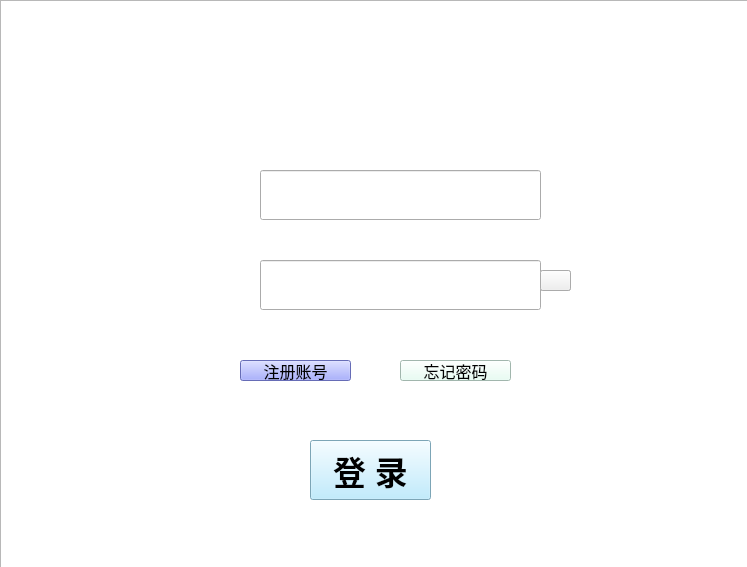
Qt form SignUp/denglu.ui (overji/EMS_SJTU_Innovation) before a commit.
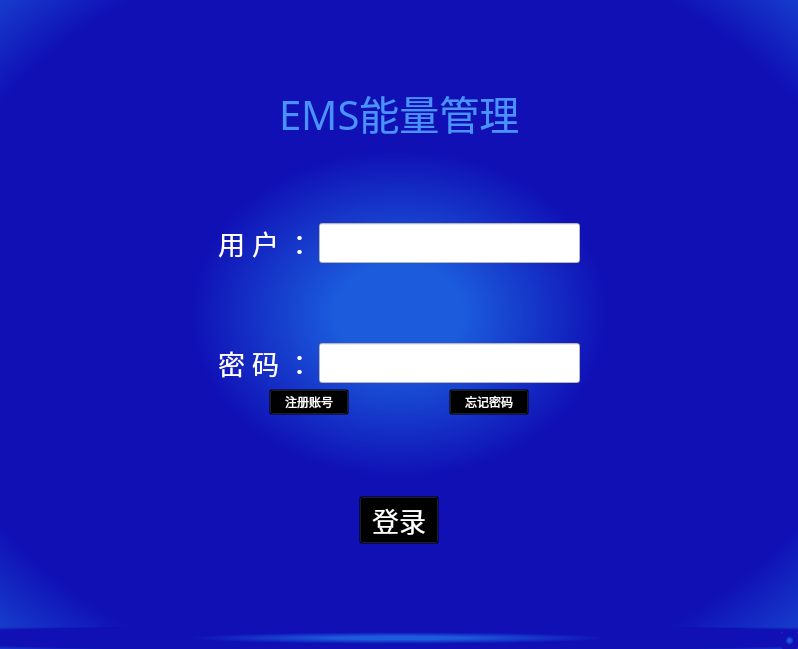
The same form after that commit. Icons and pictures are not drawn.

Commit message: 更新了登录界面

```diff
--- a/SignUp/denglu.ui
+++ b/SignUp/denglu.ui
@@ -6,14 +6,20 @@
    <rect>
     <x>0</x>
     <y>0</y>
-    <width>747</width>
-    <height>567</height>
+    <width>798</width>
+    <height>649</height>
    </rect>
   </property>
+  <property name="sizePolicy">
+   <sizepolicy hsizetype="Preferred" vsizetype="Preferred">
+    <horstretch>0</horstretch>
+    <verstretch>0</verstretch>
+   </sizepolicy>
+  </property>
   <property name="font">
    <font>
-    <family>HONOR Sans Design Thin</family>
-    <stylestrategy>PreferAntialias</stylestrategy>
+    <family>微软雅黑</family>
+    <pointsize>20</pointsize>
    </font>
   </property>
   <property name="windowTitle">
@@ -24,270 +30,407 @@
     <normaloff>:/新前缀/1.jpg</normaloff>:/新前缀/1.jpg</iconset>
   </property>
   <property name="styleSheet">
-   <string notr="true"/>
+   <string notr="true">background-color:qradialgradient(spread:reflect, cx:0.5, cy:0.5, radius:0.431, fx:0.5, fy:0.5, stop:0.1875 rgba(27, 91, 220, 255), stop:0.607955 rgba(16, 16, 181, 255))</string>
   </property>
   <widget class="QWidget" name="centralwidget">
-   <widget class="QLabel" name="label">
-    <property name="enabled">
-     <bool>true</bool>
-    </property>
-    <property name="geometry">
-     <rect>
-      <x>210</x>
-      <y>170</y>
-      <width>50</width>
-      <height>50</height>
-     </rect>
-    </property>
-    <property name="font">
-     <font>
-      <family>宋体</family>
-      <pointsize>25</pointsize>
-      <weight>75</weight>
-      <bold>true</bold>
-      <stylestrategy>NoAntialias</stylestrategy>
-     </font>
-    </property>
-    <property name="styleSheet">
-     <string notr="true">color: rgb(170, 255, 255);
-border-image: url(:/新前缀/1x/1x/资源 2.png);
-border-color: rgb(255, 190, 241);</string>
-    </property>
-    <property name="text">
-     <string/>
-    </property>
-   </widget>
-   <widget class="QLabel" name="label_2">
-    <property name="geometry">
-     <rect>
-      <x>210</x>
-      <y>260</y>
-      <width>50</width>
-      <height>51</height>
-     </rect>
-    </property>
-    <property name="font">
-     <font>
-      <family>宋体</family>
-      <pointsize>25</pointsize>
-      <weight>75</weight>
-      <bold>true</bold>
-      <stylestrategy>NoAntialias</stylestrategy>
-     </font>
-    </property>
-    <property name="styleSheet">
-     <string notr="true">color: rgb(170, 255, 255);
-border-image: url(:/新前缀/1x/1x/资源 3.png);</string>
-    </property>
-    <property name="text">
-     <string/>
-    </property>
-   </widget>
-   <widget class="QPushButton" name="pushButton">
-    <property name="geometry">
-     <rect>
-      <x>310</x>
-      <y>440</y>
-      <width>121</width>
-      <height>60</height>
-     </rect>
-    </property>
-    <property name="font">
-     <font>
-      <family>宋体</family>
-      <pointsize>25</pointsize>
-      <weight>75</weight>
-      <bold>true</bold>
-     </font>
-    </property>
-    <property name="styleSheet">
-     <string notr="true">background-color: rgb(174, 231, 255);</string>
-    </property>
-    <property name="text">
-     <string>登 录</string>
-    </property>
-   </widget>
-   <widget class="QLineEdit" name="lineEdit_2">
-    <property name="geometry">
-     <rect>
-      <x>260</x>
-      <y>260</y>
-      <width>281</width>
-      <height>50</height>
-     </rect>
-    </property>
-    <property name="font">
-     <font>
-      <family>宋体</family>
-      <pointsize>18</pointsize>
-      <weight>75</weight>
-      <bold>true</bold>
-      <stylestrategy>NoAntialias</stylestrategy>
-     </font>
-    </property>
-    <property name="text">
-     <string/>
-    </property>
-    <property name="echoMode">
-     <enum>QLineEdit::Password</enum>
-    </property>
-   </widget>
-   <widget class="QPushButton" name="pushButton_2">
-    <property name="geometry">
-     <rect>
-      <x>400</x>
-      <y>360</y>
-      <width>111</width>
-      <height>21</height>
-     </rect>
-    </property>
-    <property name="font">
-     <font>
-      <family>HONOR Sans Display GBK Medium</family>
-      <pointsize>12</pointsize>
-     </font>
-    </property>
-    <property name="styleSheet">
-     <string notr="true">background-color: rgb(226, 255, 242);</string>
-    </property>
-    <property name="text">
-     <string>忘记密码</string>
-    </property>
-   </widget>
-   <widget class="QPushButton" name="pushButton_3">
-    <property name="geometry">
-     <rect>
-      <x>240</x>
-      <y>360</y>
-      <width>111</width>
-      <height>21</height>
-     </rect>
-    </property>
-    <property name="font">
-     <font>
-      <family>HONOR Sans Display GBK Medium</family>
-      <pointsize>12</pointsize>
-     </font>
-    </property>
-    <property name="styleSheet">
-     <string notr="true">background-color: rgb(143, 151, 255);</string>
-    </property>
-    <property name="text">
-     <string>注册账号</string>
-    </property>
-   </widget>
-   <widget class="QListView" name="listView">
-    <property name="geometry">
-     <rect>
-      <x>0</x>
-      <y>0</y>
-      <width>751</width>
-      <height>611</height>
-     </rect>
-    </property>
-    <property name="font">
-     <font>
-      <pointsize>15</pointsize>
-      <stylestrategy>NoAntialias</stylestrategy>
-     </font>
-    </property>
-    <property name="cursor" stdset="0">
-     <cursorShape>IBeamCursor</cursorShape>
-    </property>
-    <property name="styleSheet">
-     <string notr="true">border-image: url(:/新前缀/1x/1x/12.png);
+   <layout class="QVBoxLayout" name="verticalLayout">
+    <item>
+     <spacer name="verticalSpacer_3">
+      <property name="orientation">
+       <enum>Qt::Vertical</enum>
+      </property>
+      <property name="sizeHint" stdset="0">
+       <size>
+        <width>20</width>
+        <height>48</height>
+       </size>
+      </property>
+     </spacer>
+    </item>
+    <item>
+     <layout class="QHBoxLayout" name="horizontalLayout_3">
+      <item>
+       <spacer name="horizontalSpacer_2">
+        <property name="orientation">
+         <enum>Qt::Horizontal</enum>
+        </property>
+        <property name="sizeHint" stdset="0">
+         <size>
+          <width>40</width>
+          <height>20</height>
+         </size>
+        </property>
+       </spacer>
+      </item>
+      <item>
+       <widget class="QLabel" name="label">
+        <property name="font">
+         <font>
+          <family>微软雅黑</family>
+          <pointsize>30</pointsize>
+         </font>
+        </property>
+        <property name="styleSheet">
+         <string notr="true">background-color:rgba(0,0,0,0);
+color: rgb(73, 146, 255);
+
 </string>
-    </property>
-   </widget>
-   <widget class="QLabel" name="label_3">
-    <property name="geometry">
-     <rect>
-      <x>320</x>
-      <y>20</y>
-      <width>121</width>
-      <height>121</height>
-     </rect>
-    </property>
-    <property name="styleSheet">
-     <string notr="true">border-image: url(:/back/资源 1.png);
-border-image: url(:/新前缀/1x/1x/资源 1.png);</string>
-    </property>
-    <property name="text">
-     <string/>
-    </property>
-   </widget>
-   <widget class="QLineEdit" name="lineEdit_3">
-    <property name="geometry">
-     <rect>
-      <x>260</x>
-      <y>170</y>
-      <width>281</width>
-      <height>50</height>
-     </rect>
-    </property>
-    <property name="font">
-     <font>
-      <family>宋体</family>
-      <pointsize>18</pointsize>
-      <weight>75</weight>
-      <bold>true</bold>
-      <stylestrategy>NoAntialias</stylestrategy>
-     </font>
-    </property>
-    <property name="text">
-     <string/>
-    </property>
-    <property name="echoMode">
-     <enum>QLineEdit::Normal</enum>
-    </property>
-   </widget>
-   <widget class="QPushButton" name="pushButton_4">
-    <property name="geometry">
-     <rect>
-      <x>540</x>
-      <y>270</y>
-      <width>31</width>
-      <height>21</height>
-     </rect>
-    </property>
-    <property name="styleSheet">
-     <string notr="true">border-image: url(:/新前缀/1x/1x/资源 5.png);</string>
-    </property>
-    <property name="text">
-     <string/>
-    </property>
-    <property name="flat">
-     <bool>false</bool>
-    </property>
-   </widget>
-   <widget class="QPushButton" name="pushButton_6">
-    <property name="geometry">
-     <rect>
-      <x>540</x>
-      <y>270</y>
-      <width>31</width>
-      <height>21</height>
-     </rect>
-    </property>
-    <property name="styleSheet">
-     <string notr="true">border-image: url(:/新前缀/1x/1x/资源 4.png);</string>
-    </property>
-    <property name="text">
-     <string/>
-    </property>
-   </widget>
-   <zorder>listView</zorder>
-   <zorder>label</zorder>
-   <zorder>label_2</zorder>
-   <zorder>pushButton</zorder>
-   <zorder>lineEdit_2</zorder>
-   <zorder>pushButton_2</zorder>
-   <zorder>pushButton_3</zorder>
-   <zorder>label_3</zorder>
-   <zorder>lineEdit_3</zorder>
-   <zorder>pushButton_4</zorder>
-   <zorder>pushButton_6</zorder>
+        </property>
+        <property name="text">
+         <string>EMS能量管理</string>
+        </property>
+       </widget>
+      </item>
+      <item>
+       <spacer name="horizontalSpacer_3">
+        <property name="orientation">
+         <enum>Qt::Horizontal</enum>
+        </property>
+        <property name="sizeHint" stdset="0">
+         <size>
+          <width>40</width>
+          <height>20</height>
+         </size>
+        </property>
+       </spacer>
+      </item>
+     </layout>
+    </item>
+    <item>
+     <spacer name="verticalSpacer">
+      <property name="orientation">
+       <enum>Qt::Vertical</enum>
+      </property>
+      <property name="sizeHint" stdset="0">
+       <size>
+        <width>20</width>
+        <height>47</height>
+       </size>
+      </property>
+     </spacer>
+    </item>
+    <item>
+     <layout class="QHBoxLayout" name="horizontalLayout">
+      <item>
+       <spacer name="horizontalSpacer_5">
+        <property name="orientation">
+         <enum>Qt::Horizontal</enum>
+        </property>
+        <property name="sizeHint" stdset="0">
+         <size>
+          <width>158</width>
+          <height>20</height>
+         </size>
+        </property>
+       </spacer>
+      </item>
+      <item>
+       <widget class="QLabel" name="label_3">
+        <property name="font">
+         <font>
+          <family>微软雅黑</family>
+          <pointsize>20</pointsize>
+         </font>
+        </property>
+        <property name="styleSheet">
+         <string notr="true">color: rgb(255, 255, 255);
+background-color:rgba(0,0,0,0);</string>
+        </property>
+        <property name="text">
+         <string>用 户 ：</string>
+        </property>
+       </widget>
+      </item>
+      <item>
+       <widget class="QLineEdit" name="lineEdit_3">
+        <property name="sizePolicy">
+         <sizepolicy hsizetype="Preferred" vsizetype="Preferred">
+          <horstretch>0</horstretch>
+          <verstretch>0</verstretch>
+         </sizepolicy>
+        </property>
+        <property name="font">
+         <font>
+          <pointsize>20</pointsize>
+          <weight>75</weight>
+          <bold>true</bold>
+         </font>
+        </property>
+        <property name="styleSheet">
+         <string notr="true">background-color: rgb(255, 255, 255);</string>
+        </property>
+        <property name="text">
+         <string/>
+        </property>
+       </widget>
+      </item>
+      <item>
+       <spacer name="horizontalSpacer_6">
+        <property name="orientation">
+         <enum>Qt::Horizontal</enum>
+        </property>
+        <property name="sizeHint" stdset="0">
+         <size>
+          <width>158</width>
+          <height>20</height>
+         </size>
+        </property>
+       </spacer>
+      </item>
+     </layout>
+    </item>
+    <item>
+     <spacer name="verticalSpacer_2">
+      <property name="orientation">
+       <enum>Qt::Vertical</enum>
+      </property>
+      <property name="sizeHint" stdset="0">
+       <size>
+        <width>20</width>
+        <height>62</height>
+       </size>
+      </property>
+     </spacer>
+    </item>
+    <item>
+     <layout class="QHBoxLayout" name="horizontalLayout_2">
+      <item>
+       <spacer name="horizontalSpacer_4">
+        <property name="orientation">
+         <enum>Qt::Horizontal</enum>
+        </property>
+        <property name="sizeHint" stdset="0">
+         <size>
+          <width>158</width>
+          <height>20</height>
+         </size>
+        </property>
+       </spacer>
+      </item>
+      <item>
+       <widget class="QLabel" name="label_2">
+        <property name="font">
+         <font>
+          <family>微软雅黑</family>
+          <pointsize>20</pointsize>
+         </font>
+        </property>
+        <property name="styleSheet">
+         <string notr="true">color: rgb(255, 255, 255);
+background-color:rgba(0,0,0,0);</string>
+        </property>
+        <property name="text">
+         <string>密 码 ：</string>
+        </property>
+       </widget>
+      </item>
+      <item>
+       <widget class="QLineEdit" name="lineEdit_2">
+        <property name="sizePolicy">
+         <sizepolicy hsizetype="Preferred" vsizetype="Preferred">
+          <horstretch>0</horstretch>
+          <verstretch>0</verstretch>
+         </sizepolicy>
+        </property>
+        <property name="font">
+         <font>
+          <pointsize>20</pointsize>
+          <weight>75</weight>
+          <bold>true</bold>
+         </font>
+        </property>
+        <property name="styleSheet">
+         <string notr="true">background-color: rgb(255, 255, 255);</string>
+        </property>
+        <property name="text">
+         <string/>
+        </property>
+        <property name="echoMode">
+         <enum>QLineEdit::Password</enum>
+        </property>
+       </widget>
+      </item>
+      <item>
+       <spacer name="horizontalSpacer">
+        <property name="orientation">
+         <enum>Qt::Horizontal</enum>
+        </property>
+        <property name="sizeHint" stdset="0">
+         <size>
+          <width>40</width>
+          <height>20</height>
+         </size>
+        </property>
+       </spacer>
+      </item>
+     </layout>
+    </item>
+    <item>
+     <layout class="QHBoxLayout" name="horizontalLayout_6">
+      <item>
+       <spacer name="horizontalSpacer_8">
+        <property name="orientation">
+         <enum>Qt::Horizontal</enum>
+        </property>
+        <property name="sizeHint" stdset="0">
+         <size>
+          <width>40</width>
+          <height>20</height>
+         </size>
+        </property>
+       </spacer>
+      </item>
+      <item>
+       <layout class="QHBoxLayout" name="horizontalLayout_5">
+        <item>
+         <widget class="QPushButton" name="pushButton_3">
+          <property name="font">
+           <font>
+            <family>微软雅黑</family>
+           </font>
+          </property>
+          <property name="styleSheet">
+           <string notr="true">color: rgb(255, 255, 255);
+background-color:rgba(0,0,0,0);</string>
+          </property>
+          <property name="text">
+           <string>注册账号</string>
+          </property>
+         </widget>
+        </item>
+        <item>
+         <spacer name="horizontalSpacer_7">
+          <property name="orientation">
+           <enum>Qt::Horizontal</enum>
+          </property>
+          <property name="sizeHint" stdset="0">
+           <size>
+            <width>40</width>
+            <height>20</height>
+           </size>
+          </property>
+         </spacer>
+        </item>
+        <item>
+         <widget class="QPushButton" name="pushButton_2">
+          <property name="font">
+           <font>
+            <family>微软雅黑</family>
+           </font>
+          </property>
+          <property name="styleSheet">
+           <string notr="true">color: rgb(255, 255, 255);
+background-color:rgba(0,0,0,0);
+</string>
+          </property>
+          <property name="text">
+           <string>忘记密码</string>
+          </property>
+         </widget>
+        </item>
+       </layout>
+      </item>
+      <item>
+       <spacer name="horizontalSpacer_11">
+        <property name="orientation">
+         <enum>Qt::Horizontal</enum>
+        </property>
+        <property name="sizeHint" stdset="0">
+         <size>
+          <width>40</width>
+          <height>20</height>
+         </size>
+        </property>
+       </spacer>
+      </item>
+     </layout>
+    </item>
+    <item>
+     <spacer name="verticalSpacer_4">
+      <property name="orientation">
+       <enum>Qt::Vertical</enum>
+      </property>
+      <property name="sizeHint" stdset="0">
+       <size>
+        <width>20</width>
+        <height>48</height>
+       </size>
+      </property>
+     </spacer>
+    </item>
+    <item>
+     <layout class="QHBoxLayout" name="horizontalLayout_4">
+      <item>
+       <spacer name="horizontalSpacer_9">
+        <property name="orientation">
+         <enum>Qt::Horizontal</enum>
+        </property>
+        <property name="sizeHint" stdset="0">
+         <size>
+          <width>168</width>
+          <height>20</height>
+         </size>
+        </property>
+       </spacer>
+      </item>
+      <item>
+       <widget class="QPushButton" name="pushButton">
+        <property name="font">
+         <font>
+          <family>微软雅黑</family>
+          <pointsize>20</pointsize>
+         </font>
+        </property>
+        <property name="styleSheet">
+         <string notr="true">color: rgb(255, 255, 255);
+background-color:rgba(0,0,0,0);</string>
+        </property>
+        <property name="text">
+         <string>登录</string>
+        </property>
+       </widget>
+      </item>
+      <item>
+       <spacer name="horizontalSpacer_10">
+        <property name="orientation">
+         <enum>Qt::Horizontal</enum>
+        </property>
+        <property name="sizeHint" stdset="0">
+         <size>
+          <width>159</width>
+          <height>20</height>
+         </size>
+        </property>
+       </spacer>
+      </item>
+     </layout>
+    </item>
+    <item>
+     <spacer name="verticalSpacer_6">
+      <property name="orientation">
+       <enum>Qt::Vertical</enum>
+      </property>
+      <property name="sizeHint" stdset="0">
+       <size>
+        <width>20</width>
+        <height>62</height>
+       </size>
+      </property>
+     </spacer>
+    </item>
+   </layout>
   </widget>
+  <widget class="QMenuBar" name="menubar">
+   <property name="geometry">
+    <rect>
+     <x>0</x>
+     <y>0</y>
+     <width>798</width>
+     <height>26</height>
+    </rect>
+   </property>
+  </widget>
+  <widget class="QStatusBar" name="statusbar"/>
  </widget>
  <resources>
   <include location="bg.qrc"/>
```
Left out of the diff: 14 changed lines with no effect on the pictures. The commit also changes 12 other files.
